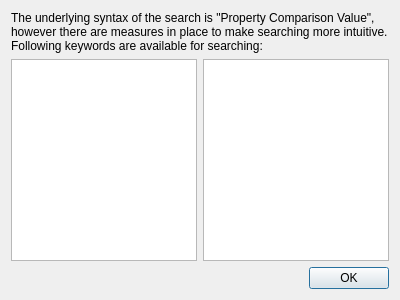
This is src/qmapshack/gis/search/ISearchExplanationDialog.ui in Maproom/qmapshack as Qt 5 draws it before an edit. The edited form follows.
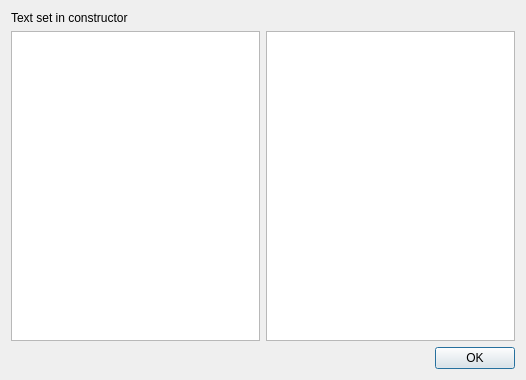
This is the edited form. Icons and pictures are not drawn.

```diff
--- a/src/qmapshack/gis/search/ISearchExplanationDialog.ui
+++ b/src/qmapshack/gis/search/ISearchExplanationDialog.ui
@@ -6,8 +6,8 @@
    <rect>
     <x>0</x>
     <y>0</y>
-    <width>400</width>
-    <height>300</height>
+    <width>526</width>
+    <height>380</height>
    </rect>
   </property>
   <property name="windowTitle">
@@ -21,7 +21,7 @@
    <item>
     <widget class="QLabel" name="labelExplanation">
      <property name="text">
-      <string>The underlying syntax of the search is &quot;Property Comparison Value&quot;, however there are measures in place to make searching more intuitive. Following keywords are available for searching:</string>
+      <string>&lt;html&gt;&lt;head/&gt;&lt;body&gt;&lt;p&gt;Text set in constructor&lt;/p&gt;&lt;/body&gt;&lt;/html&gt;</string>
      </property>
      <property name="wordWrap">
       <bool>true</bool>
```
